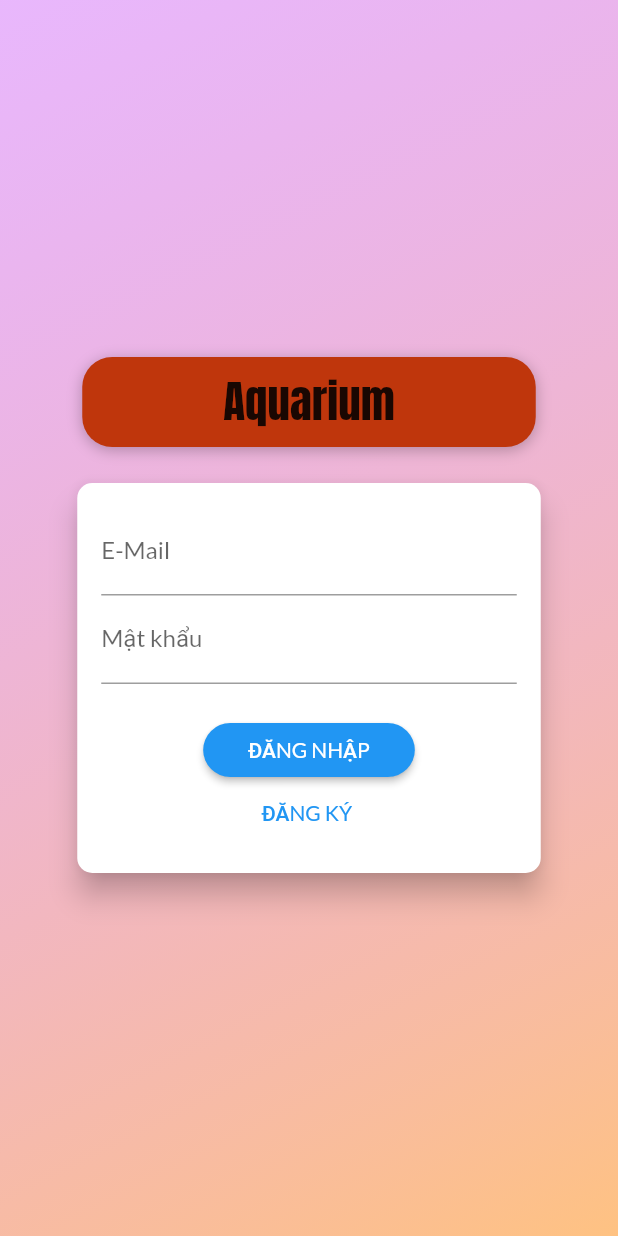
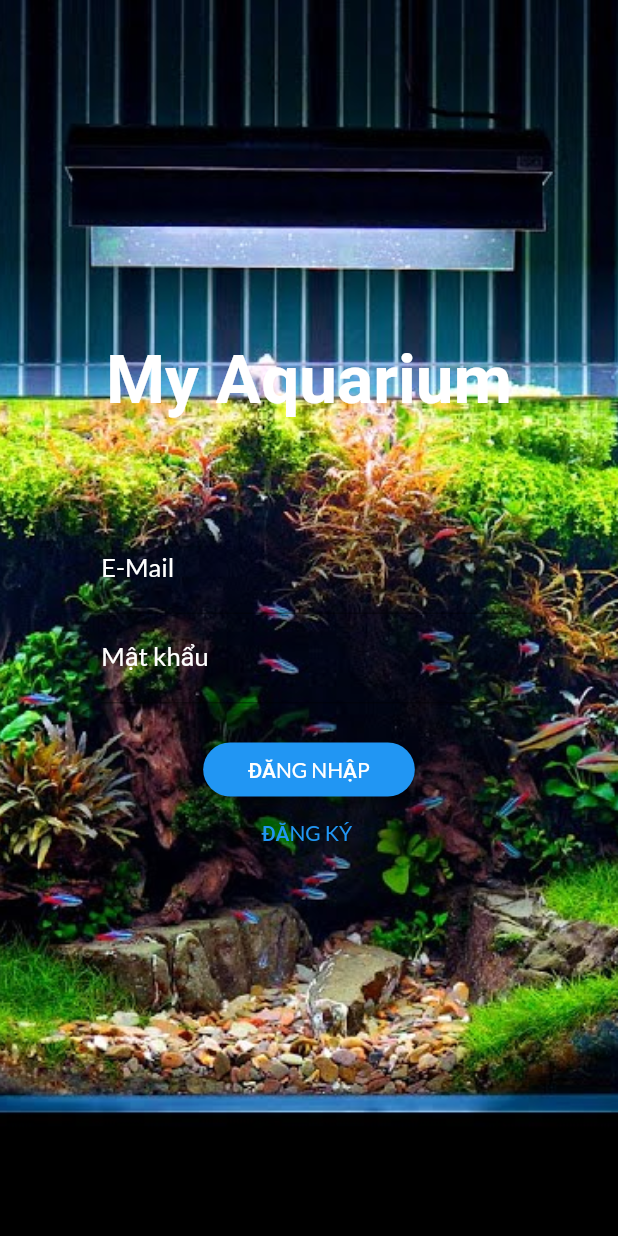
Before and after one commit to hieubeoo/shop_app, a Flutter app: the screen it shows after launch, on a phone screen of 412 x 824 dp. Run offline on Flutter 3.47's test engine with Material 2 defaults, Android fonts, the phone set to English and light mode, and no system bars; our stand-ins replace google_fonts, shared_preferences; Roboto replaces fonts that are missing (Itim).

Commit message:
update some UI on authScreen

```diff
--- a/lib/main.dart
+++ b/lib/main.dart
@@ -44,6 +44,7 @@ class MyApp extends StatelessWidget {
       ],
       child: Consumer<Auth>(
         builder: (ctx, authData, _) => MaterialApp(
+          debugShowCheckedModeBanner: false,
           title: 'Flutter Demo',
           theme: ThemeData(
             primarySwatch: Colors.blue,
--- a/lib/screens/auth_screen.dart
+++ b/lib/screens/auth_screen.dart
@@ -1,5 +1,6 @@
 import 'dart:math';
 import 'package:flutter/material.dart';
+import 'package:google_fonts/google_fonts.dart';
 import 'package:provider/provider.dart';
 import 'package:shop_app/providers/auth.dart';
 import 'package:shop_app/screens/products_overview_screen.dart';
@@ -14,19 +15,13 @@ class AuthScreen extends StatelessWidget {
   Widget build(BuildContext context) {
     final deviceSize = MediaQuery.of(context).size;
     return Scaffold(
-      // resizeToAvoidBottomInset: false,
       body: Stack(
         children: [
           Container(
             decoration: BoxDecoration(
-              gradient: LinearGradient(
-                colors: [
-                  Color.fromRGBO(215, 117, 255, 1).withOpacity(0.5),
-                  Color.fromRGBO(255, 188, 117, 1).withOpacity(0.9),
-                ],
-                begin: Alignment.topLeft,
-                end: Alignment.bottomRight,
-                stops: [0, 1],
+              image: DecorationImage(
+                image: AssetImage('assets/images/auth_background.jpg'),
+                fit: BoxFit.cover,
               ),
             ),
           ),
@@ -39,32 +34,15 @@ class AuthScreen extends StatelessWidget {
                 crossAxisAlignment: CrossAxisAlignment.center,
                 children: <Widget>[
                   Flexible(
-                    child: Container(
-                      margin: EdgeInsets.only(bottom: 20.0),
-                      padding:
-                          EdgeInsets.symmetric(vertical: 8.0, horizontal: 94.0),
-                      decoration: BoxDecoration(
-                        borderRadius: BorderRadius.circular(20),
-                        color: Colors.deepOrange.shade900,
-                        boxShadow: [
-                          BoxShadow(
-                            blurRadius: 8,
-                            color: Colors.black26,
-                            offset: Offset(0, 2),
-                          )
-                        ],
-                      ),
-                      child: Text(
-                        'Aquarium',
-                        style: TextStyle(
-                          color:
-                              Theme.of(context).accentTextTheme.headline6.color,
-                          fontSize: 30,
-                          fontFamily: 'Anton',
-                          fontWeight: FontWeight.normal,
-                        ),
-                      ),
-                    ),
+                    child: Text('My Aquarium',
+                        style: GoogleFonts.itim(
+                          fontSize: 45,
+                          color: Colors.white,
+                          fontWeight: FontWeight.bold,
+                        )),
+                  ),
+                  SizedBox(
+                    height: 50,
                   ),
                   Flexible(
                     flex: deviceSize.width > 600 ? 2 : 1,
@@ -181,6 +159,7 @@ class _AuthCardState extends State<AuthCard> {
         borderRadius: BorderRadius.circular(10.0),
       ),
       elevation: 8.0,
+      color: Colors.transparent,
       child: Container(
         height: _authMode == AuthMode.Signup ? 320 : 260,
         constraints:
@@ -191,9 +170,12 @@ class _AuthCardState extends State<AuthCard> {
           key: _formKey,
           child: SingleChildScrollView(
             child: Column(
-              children: <Widget>[
+              children: [
                 TextFormField(
-                  decoration: InputDecoration(labelText: 'E-Mail'),
+                  decoration: InputDecoration(
+                      labelText: 'E-Mail',
+                      labelStyle: TextStyle(color: Colors.white, fontSize: 17)),
+                  style: TextStyle(color: Colors.white),
                   keyboardType: TextInputType.emailAddress,
                   validator: (value) {
                     if (value.isEmpty || !value.contains('@')) {
@@ -205,7 +187,11 @@ class _AuthCardState extends State<AuthCard> {
                   },
                 ),
                 TextFormField(
-                  decoration: InputDecoration(labelText: 'Mật khẩu'),
+                  decoration: InputDecoration(
+                    labelText: 'Mật khẩu',
+                    labelStyle: TextStyle(color: Colors.white, fontSize: 17),
+                  ),
+                  style: TextStyle(color: Colors.white),
                   obscureText: true,
                   controller: _passwordController,
                   validator: (value) {
--- a/lib/screens/waiting_screen.dart
+++ b/lib/screens/waiting_screen.dart
@@ -5,6 +5,7 @@ class WaitingScreen extends StatelessWidget {
   Widget build(BuildContext context) {
     return Scaffold(
       body: Column(
+        crossAxisAlignment: CrossAxisAlignment.center,
         mainAxisAlignment: MainAxisAlignment.center,
         children: [
           Text('Đang đăng nhập....'),
--- a/lib/widgets/app_drawer.dart
+++ b/lib/widgets/app_drawer.dart
@@ -8,6 +8,7 @@ class AppDrawer extends StatelessWidget {
   @override
   Widget build(BuildContext context) {
     return Drawer(
+      child: SingleChildScrollView(
         child: Column(
           children: [
             Container(
@@ -21,7 +22,7 @@ class AppDrawer extends StatelessWidget {
                 ),
               ),
               child: Text(
-              'Shop',
+                'My Aquarium',
                 style: TextStyle(fontSize: 20, fontWeight: FontWeight.bold),
               ),
             ),
@@ -45,7 +46,8 @@ class AppDrawer extends StatelessWidget {
                 style: TextStyle(fontSize: 17),
               ),
               onTap: () {
-              Navigator.of(context).pushReplacementNamed(OrderScreen.routeName);
+                Navigator.of(context)
+                    .pushReplacementNamed(OrderScreen.routeName);
               },
             ),
             Divider(
@@ -202,6 +204,7 @@ class AppDrawer extends StatelessWidget {
             ),
           ],
         ),
+      ),
     );
   }
 }
--- a/pubspec.yaml
+++ b/pubspec.yaml
@@ -27,7 +27,7 @@ dependencies:
   intl: ^0.17.0
   http: ^0.13.1
   shared_preferences: ^2.0.5
-
+  google_fonts: ^2.0.0
   # The following adds the Cupertino Icons font to your application.
   # Use with the CupertinoIcons class for iOS style icons.
   cupertino_icons: ^1.0.2
@@ -48,8 +48,8 @@ flutter:
   uses-material-design: true
 
   # To add assets to your application, add an assets section, like this:
-  # assets:
-  #   - images/a_dot_burr.jpeg
+  assets:
+      - assets/images/auth_background.jpg
   #   - images/a_dot_ham.jpeg
 
   # An image asset can refer to one or more resolution-specific "variants", see
```
Also changed, not shown: assets/images/auth_background.jpg (added), pubspec.lock. Lines whose indentation alone changed are shown as unchanged.
